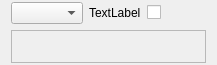
Qt form src/ui/multiswitchparamwidget_ui.ui (KDE/kdenlive) before a commit.
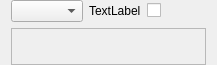
The same form after that commit.

Diff of the .ui file:
```diff
--- a/src/ui/multiswitchparamwidget_ui.ui
+++ b/src/ui/multiswitchparamwidget_ui.ui
@@ -16,10 +16,10 @@
   </property>
   <layout class="QGridLayout" name="gridLayout">
    <property name="topMargin">
-    <number>2</number>
+    <number>0</number>
    </property>
    <property name="bottomMargin">
-    <number>2</number>
+    <number>0</number>
    </property>
    <item row="0" column="2">
     <widget class="QCheckBox" name="m_checkBox">
```
